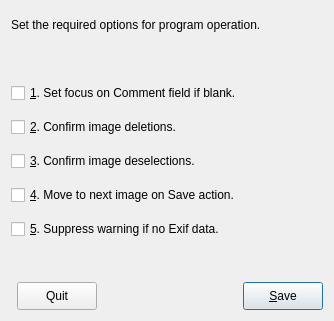
johcarsmi/picdok, file frm/pdoptions.ui: the form before one commit.
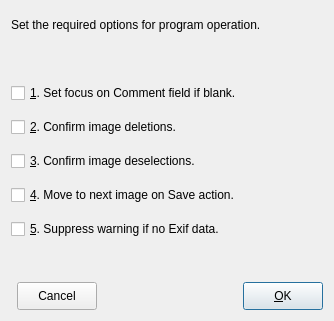
The form after the commit.

Commit message: Changes the text from "Quit" to "Cancel" on secondary screens to be consistent with general practice. Added comment to getExifData to make it clear that Exiv2::ImageFactory::open() expects a std::string format file name.

```diff
--- a/frm/pdoptions.ui
+++ b/frm/pdoptions.ui
@@ -157,7 +157,7 @@
         </size>
        </property>
        <property name="text">
-        <string>Quit</string>
+        <string>Cancel</string>
        </property>
        <property name="shortcut">
         <string>Esc</string>
@@ -186,7 +186,7 @@
         </size>
        </property>
        <property name="text">
-        <string>&amp;Save</string>
+        <string>&amp;OK</string>
        </property>
        <property name="shortcut">
         <string>Return</string>
```
The commit also changes 4 other files.
